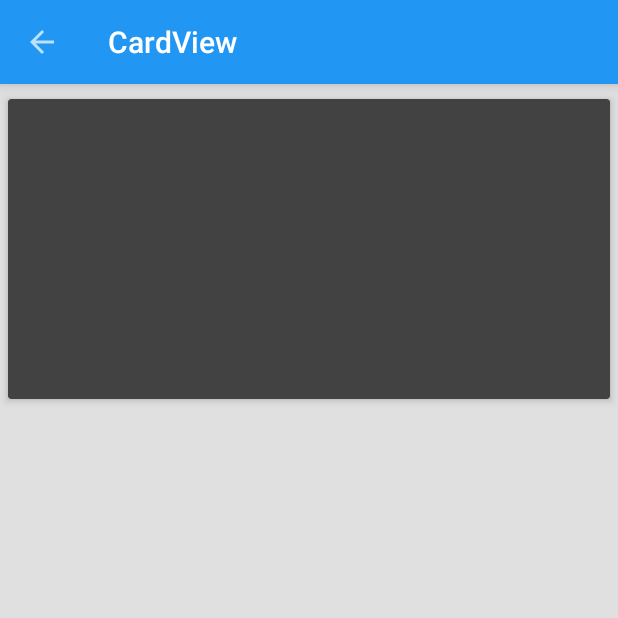
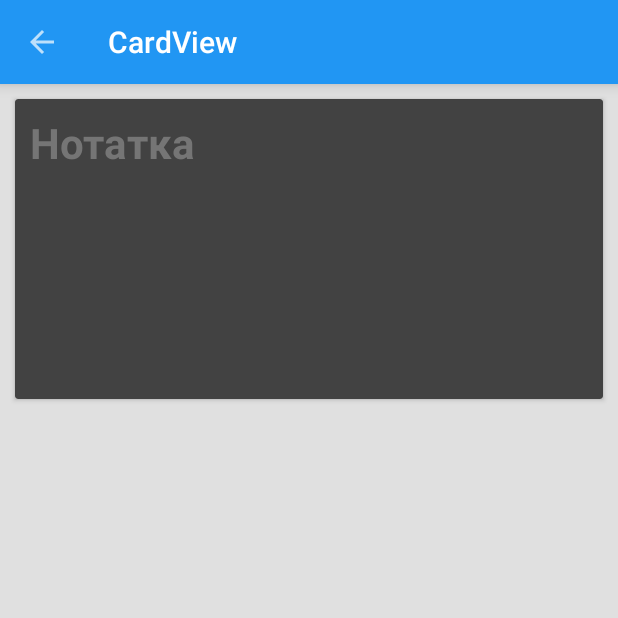
Before and after one commit to XBICT/-MyNotes, an Android app: the TestActivity screen opened directly, with no data from a screen before it, on a phone screen of 412 x 824 dp, the top half of it. Run offline under Robolectric (Android 15) with nearby library versions, the phone set to English and light mode, and no system bars; libraries missing offline, so code that uses them is left out: com.mikepenz.fontawesome_typeface_library, com.mikepenz.google_material_typeface_library, com.mikepenz.materialdrawer; 2 statements that could not run were skipped.

Commit message:
v0.7.0 cardView File navDrawer toolbar noteAction

```diff
--- a/app/build.gradle
+++ b/app/build.gradle
@@ -22,7 +22,13 @@ android {
 dependencies {
     compile fileTree(dir: 'libs', include: ['*.jar'])
     compile 'com.android.support:appcompat-v7:23.0.0'
+    compile 'com.android.support:recyclerview-v7:23.0.0'
     compile 'com.android.support:cardview-v7:23.0.0'
+    compile 'com.astuetz:pagerslidingtabstrip:1.0.1'
+    compile 'fr.baloomba:viewpagerindicator:2.4.2'
+    compile 'tk.zielony:carbon:0.6.0'
+    compile 'com.joooonho:selectableroundedimageview:1.0.1'
+    compile 'com.github.bumptech.glide:glide:3.6.0'
     compile('com.mikepenz:materialdrawer:4.0.2@aar') {
         transitive = true
     }
--- a/app/src/main/java/com/prosto/mynotes/TestActivity.java
+++ b/app/src/main/java/com/prosto/mynotes/TestActivity.java
@@ -6,8 +6,10 @@ import android.os.Bundle;
 import android.support.v7.app.AppCompatActivity;
 import android.support.v7.widget.CardView;
 import android.support.v7.widget.Toolbar;
+import android.util.Log;
 import android.view.MenuItem;
 import android.view.View;
+import android.widget.TextView;
 
 import com.mikepenz.fontawesome_typeface_library.FontAwesome;
 import com.mikepenz.google_material_typeface_library.GoogleMaterial;
@@ -22,6 +24,11 @@ import com.mikepenz.materialdrawer.model.SecondaryDrawerItem;
 import com.mikepenz.materialdrawer.model.interfaces.IDrawerItem;
 import com.mikepenz.materialdrawer.model.interfaces.IProfile;
 
+import java.io.BufferedReader;
+import java.io.FileNotFoundException;
+import java.io.IOException;
+import java.io.InputStreamReader;
+
 public class TestActivity extends AppCompatActivity{
 
     public Drawer result;
@@ -33,16 +40,13 @@ public class TestActivity extends AppCompatActivity{
     protected void onCreate(Bundle savedInstanceState) {
         super.onCreate(savedInstanceState);
         setContentView(R.layout.test_layout);
-
-        toolbar = (Toolbar) findViewById(R.id.toolbar);
         cardView = (CardView) findViewById(R.id.cardView);
-        cardView.setCardElevation(5);
-        cardView.setElevation(5);
+        toolbar =(Toolbar) findViewById(R.id.toolbar);
 
         initToolbar();
         initNavDrawer(toolbar);
+    }
 
-    }
 
 
     private void initToolbar(){
@@ -52,15 +56,12 @@ public class TestActivity extends AppCompatActivity{
             setSupportActionBar(toolbar);
             getSupportActionBar().setDisplayHomeAsUpEnabled(true);
         }
-
-
         toolbar.setOnMenuItemClickListener(new Toolbar.OnMenuItemClickListener() {
             @Override
             public boolean onMenuItemClick(MenuItem menuItem) {
                 return false;
             }
         });
-
     }
     private void initNavDrawer(final Toolbar toolbar){
         final AccountHeader headerResult = initNavHeader();
--- a/app/src/main/res/layout/test_layout.xml
+++ b/app/src/main/res/layout/test_layout.xml
@@ -10,7 +10,6 @@
     android:onClick="noteCreate"
     android:elevation="6dp">
 
-
     <include android:id="@+id/toolbar"
         layout="@layout/toolbar"/>
 
@@ -19,12 +18,25 @@
         android:layout_height="200dp"
         android:id="@+id/cardView"
         android:layout_below="@+id/toolbar"
-        android:layout_marginLeft="5dp"
-        android:layout_marginRight="5dp"
-
+        android:layout_marginLeft="10dp"
+        android:layout_marginRight="10dp"
+        app:cardText="sdfsd"
+        app:mdl_title="CardView"
         app:mdl_description="A Basic CardView"
         app:cardCornerRadius="5dp"
         app:cardBackgroundColor="#ffffff"
         app:cardElevation="4sp"
-        app:cardUseCompatPadding="true"/>
+        app:cardUseCompatPadding="true">
+        <TextView
+            android:layout_margin="10dp"
+            android:layout_width="wrap_content"
+            android:layout_height="wrap_content"
+            android:textAppearance="?android:attr/textAppearanceLarge"
+            android:textStyle="bold"
+            android:textSize="28sp"
+            android:textColor="#757575"
+            android:id="@+id/cardText"
+            android:text="@string/cardNote" />
+    </android.support.v7.widget.CardView>
+
 </RelativeLayout>
--- a/app/src/main/res/values/strings.xml
+++ b/app/src/main/res/values/strings.xml
@@ -21,4 +21,7 @@
     <string name="alarm">Будильник</string>
     <string name="notes">Нотатки</string>
     <string name="info">Про програму</string>
+    /* Card View*/
+    <string name="cardNote">Нотатка</string>
+
 </resources>
```
Also changed, not shown: app/src/main/java/com/prosto/mynotes/NewNoteActivity.java (+13 -27 lines), app/src/main/res/layout/new_note_layout.xml (+0 -23 lines), 1 other file.
